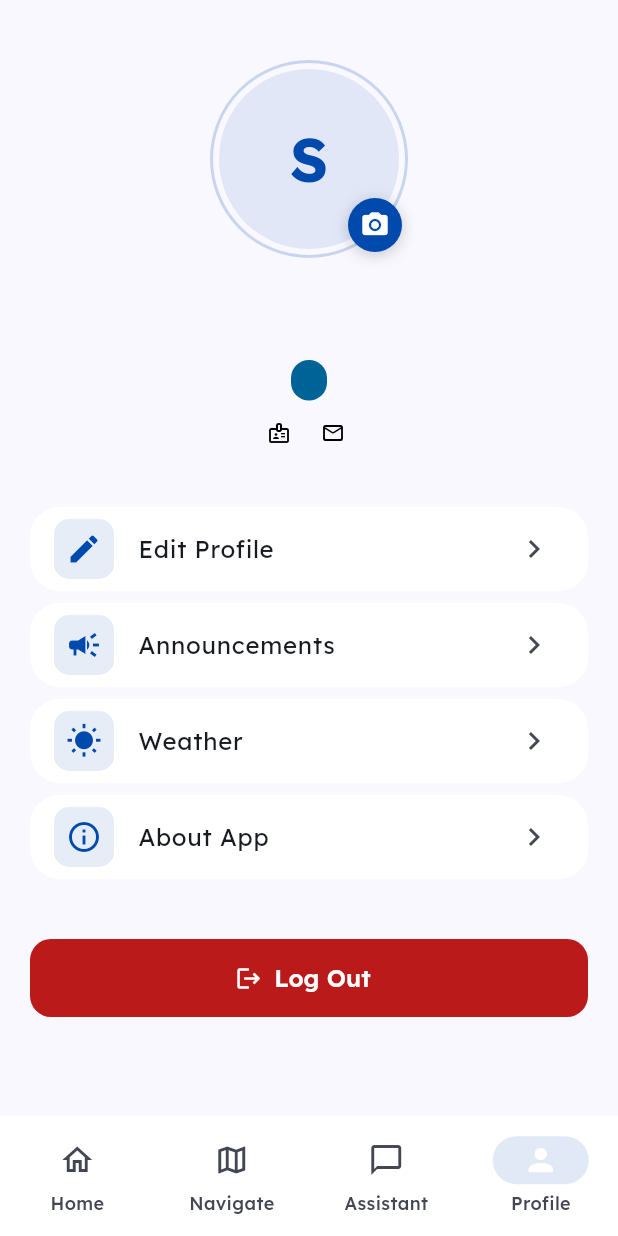
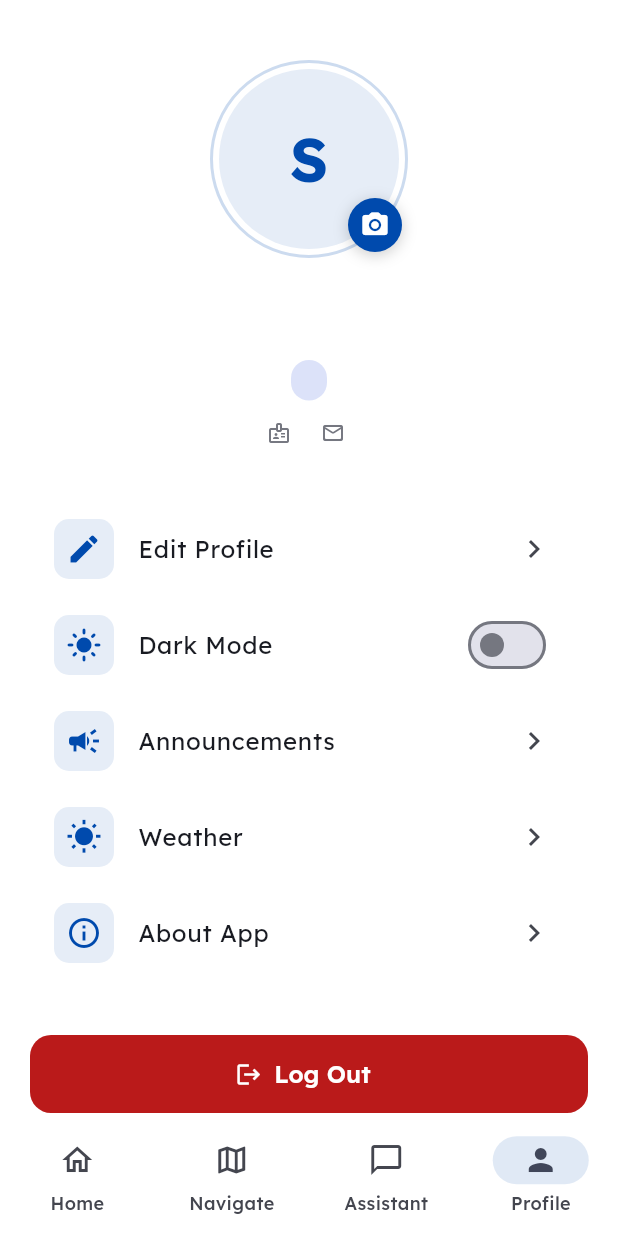
Before and after one commit to Haris-Cheema/Smart-Campus, a Flutter app: the DashboardScreen screen opened by its route, item 4 of the bottom bar chosen, on a phone screen of 412 x 824 dp. Run offline on Flutter 3.47's test engine with Material 3 defaults, Android fonts, the phone set to English and light mode, and no system bars; our stand-ins replace cloud_firestore, firebase_auth, firebase_core, firebase_storage, flutter_map, google_fonts and 4 more; accounts and stored records are empty; network calls fail; statements that could not run were skipped.

Commit message:
Added Drak Theme

```diff
--- a/lib/providers/auth_provider.dart
+++ b/lib/providers/auth_provider.dart
@@ -91,7 +91,7 @@ class AuthProvider extends ChangeNotifier {
             }
           }
 
-          if ((_currentUser!.avatarUrl == null || _currentUser!.avatarUrl.isEmpty) &&
+          if ((_currentUser!.avatarUrl.isEmpty) &&
               (bestPhotoURL != null && bestPhotoURL.isNotEmpty)) {
             _currentUser = _currentUser!.copyWith(avatarUrl: bestPhotoURL);
             await _firestore.collection('users').doc(firebaseUser.uid).set(_currentUser!.toJson(), SetOptions(merge: true));
--- /dev/null
+++ b/lib/providers/theme_provider.dart
@@ -0,0 +1,35 @@
+import 'package:flutter/material.dart';
+import 'package:shared_preferences/shared_preferences.dart';
+
+class ThemeProvider with ChangeNotifier {
+  static const String _themeKey = 'theme_mode';
+  ThemeMode _themeMode = ThemeMode.system;
+
+  ThemeProvider() {
+    _loadTheme();
+  }
+
+  ThemeMode get themeMode => _themeMode;
+  bool get isDarkMode => _themeMode == ThemeMode.dark;
+
+  Future<void> _loadTheme() async {
+    final prefs = await SharedPreferences.getInstance();
+    final isDark = prefs.getBool(_themeKey);
+    if (isDark != null) {
+      _themeMode = isDark ? ThemeMode.dark : ThemeMode.light;
+      notifyListeners();
+    }
+  }
+
+  Future<void> toggleTheme() async {
+    if (_themeMode == ThemeMode.dark) {
+      _themeMode = ThemeMode.light;
+    } else {
+      _themeMode = ThemeMode.dark;
+    }
+
+    notifyListeners();
+    final prefs = await SharedPreferences.getInstance();
+    await prefs.setBool(_themeKey, _themeMode == ThemeMode.dark);
+  }
+}
--- a/lib/screens/profile_screen.dart
+++ b/lib/screens/profile_screen.dart
@@ -4,6 +4,7 @@ import 'package:google_fonts/google_fonts.dart';
 import 'package:image_picker/image_picker.dart';
 import 'package:provider/provider.dart';
 import 'package:smart_campus/providers/auth_provider.dart';
+import 'package:smart_campus/providers/theme_provider.dart';
 import 'package:smart_campus/widgets/loading_overlay.dart';
 
 class ProfileScreen extends StatefulWidget {
@@ -309,6 +310,30 @@ class _ProfileScreenState extends State<ProfileScreen> {
             const SizedBox(height: 40),
 
             _ProfileTile(icon: Icons.edit, title: 'Edit Profile', onTap: _showEditDialog),
+
+            // Dark Mode Toggle
+            Consumer<ThemeProvider>(
+              builder: (context, themeProvider, _) => Card(
+                margin: const EdgeInsets.only(bottom: 8),
+                child: SwitchListTile(
+                  secondary: Container(
+                    padding: const EdgeInsets.all(8),
+                    decoration: BoxDecoration(
+                      color: theme.colorScheme.primary.withValues(alpha: 0.1),
+                      borderRadius: BorderRadius.circular(10),
+                    ),
+                    child: Icon(
+                      themeProvider.isDarkMode ? Icons.dark_mode : Icons.light_mode,
+                      color: theme.colorScheme.primary,
+                    ),
+                  ),
+                  title: Text('Dark Mode', style: theme.textTheme.bodyLarge),
+                  value: themeProvider.isDarkMode,
+                  onChanged: (val) => themeProvider.toggleTheme(),
+                ),
+              ),
+            ),
+
             _ProfileTile(icon: Icons.campaign, title: 'Announcements', onTap: () => Navigator.pushNamed(context, '/announcements')),
             _ProfileTile(icon: Icons.wb_sunny, title: 'Weather', onTap: () => Navigator.pushNamed(context, '/weather')),
             _ProfileTile(icon: Icons.info_outline, title: 'About App', onTap: () {
```
Also changed, not shown: lib/main.dart (+6 -2 lines), lib/theme/app_theme.dart (+37 -30 lines).
